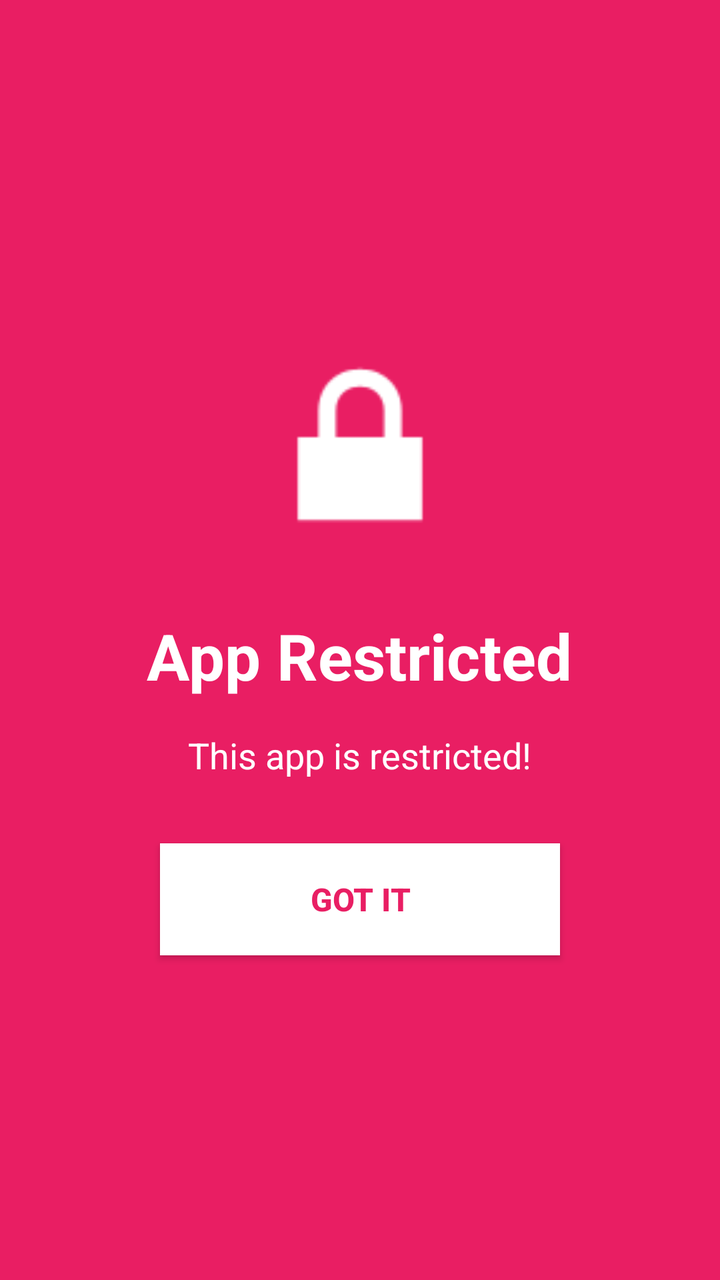
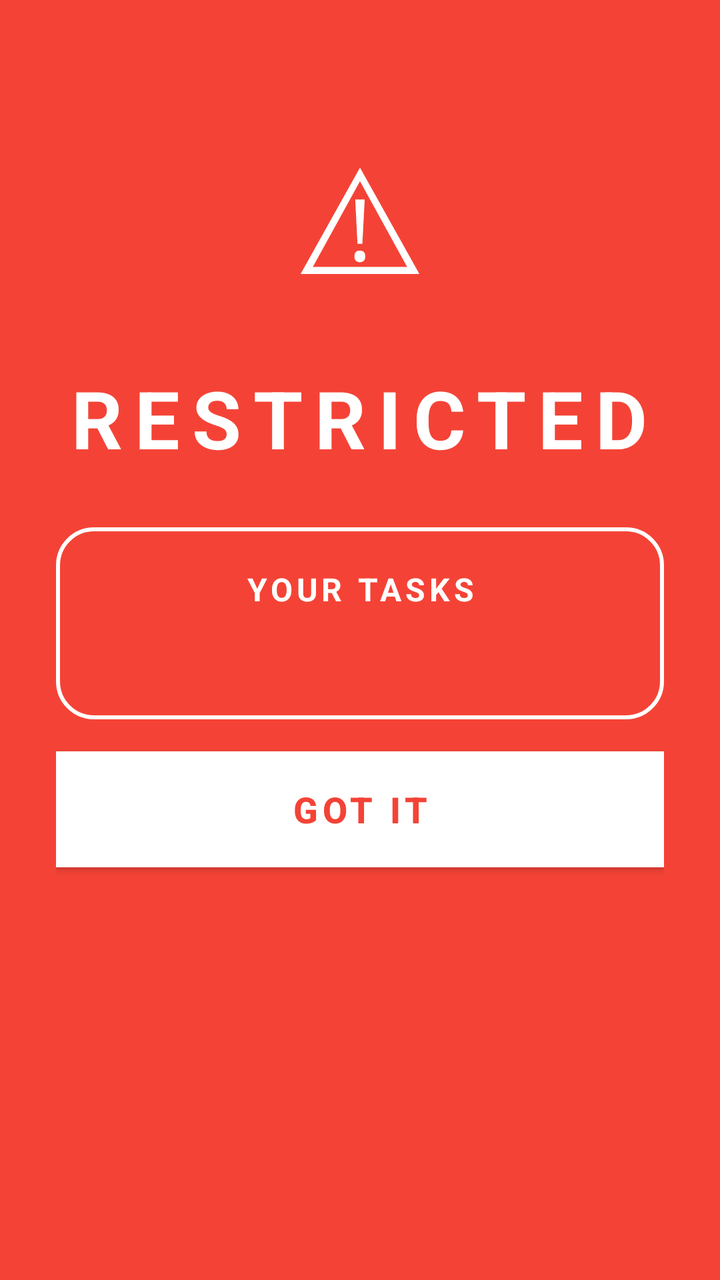

Two renders of the same Android screen: before a commit and after it. Below are the layout's source before the change and the commit's diff.
<!-- AndroidManifest.xml: fallback theme Theme.MaterialComponents.DayNight.NoActionBar -->
<!-- res/layout/app_overlay_layout.xml -->
<?xml version="1.0" encoding="utf-8"?>
<FrameLayout xmlns:android="http://schemas.android.com/apk/res/android"
    android:layout_width="match_parent"
    android:layout_height="match_parent"
    android:background="#E91E63"
    android:clickable="true"
    android:focusable="true">

    
    <LinearLayout
        android:layout_width="match_parent"
        android:layout_height="match_parent"
        android:orientation="vertical"
        android:gravity="center"
        android:padding="32dp">

        
        <ImageView
            android:id="@+id/lock_icon"
            android:layout_width="120dp"
            android:layout_height="120dp"
            android:layout_marginBottom="24dp"
            android:src="@android:drawable/ic_lock_lock"
            android:tint="#FFFFFF" />

        
        <TextView
            android:id="@+id/overlay_title"
            android:layout_width="wrap_content"
            android:layout_height="wrap_content"
            android:layout_marginBottom="16dp"
            android:text="App Restricted"
            android:textColor="#FFFFFF"
            android:textSize="32sp"
            android:textStyle="bold"
            android:gravity="center" />

        
        <TextView
            android:id="@+id/overlay_message"
            android:layout_width="wrap_content"
            android:layout_height="wrap_content"
            android:layout_marginBottom="32dp"
            android:text="This app is restricted!"
            android:textColor="#FFFFFF"
            android:textSize="18sp"
            android:gravity="center"
            android:lineSpacingExtra="4dp" />

        
        <TextView
            android:id="@+id/restriction_message"
            android:layout_width="wrap_content"
            android:layout_height="wrap_content"
            android:layout_marginBottom="24dp"
            android:text="This app is restricted. Ask for access."
            android:textColor="#FFE082"
            android:textSize="16sp"
            android:gravity="center"
            android:visibility="gone"
            android:lineSpacingExtra="2dp" />

        
        <Button
            android:id="@+id/close_button"
            android:layout_width="200dp"
            android:layout_height="56dp"
            android:text="Got it"
            android:textColor="#E91E63"
            android:textSize="16sp"
            android:textStyle="bold"
            android:background="#FFFFFF" />

    </LinearLayout>

</FrameLayout>
<!-- resources referenced by this layout -->
<resources>

</resources>

<!-- the commit's change to res/layout/app_overlay_layout.xml (unified diff, before → after) -->
@@ -1,76 +1,93 @@
 <?xml version="1.0" encoding="utf-8"?>
-<FrameLayout xmlns:android="http://schemas.android.com/apk/res/android"
+<ScrollView xmlns:android="http://schemas.android.com/apk/res/android"
     android:layout_width="match_parent"
     android:layout_height="match_parent"
-    android:background="#E91E63"
-    android:clickable="true"
-    android:focusable="true">
+    android:background="#F44336"
+    android:fillViewport="true">
 
-    
     <LinearLayout
         android:layout_width="match_parent"
-        android:layout_height="match_parent"
+        android:layout_height="wrap_content"
         android:orientation="vertical"
-        android:gravity="center"
-        android:padding="32dp">
+        android:gravity="center_horizontal"
+        android:paddingLeft="28dp"
+        android:paddingRight="28dp"
+        android:paddingTop="60dp"
+        android:paddingBottom="40dp">
 
         
-        <ImageView
-            android:id="@+id/lock_icon"
-            android:layout_width="120dp"
-            android:layout_height="120dp"
+        <TextView
+            android:layout_width="wrap_content"
+            android:layout_height="wrap_content"
             android:layout_marginBottom="24dp"
-            android:src="@android:drawable/ic_lock_lock"
-            android:tint="#FFFFFF" />
+            android:text="⚠"
+            android:textColor="#FFFFFF"
+            android:textSize="72sp"
+            android:gravity="center" />
 
         
         <TextView
             android:id="@+id/overlay_title"
             android:layout_width="wrap_content"
             android:layout_height="wrap_content"
-            android:layout_marginBottom="16dp"
-            android:text="App Restricted"
+            android:layout_marginBottom="28dp"
+            android:text="RESTRICTED"
             android:textColor="#FFFFFF"
-            android:textSize="32sp"
+            android:textSize="40sp"
             android:textStyle="bold"
+            android:letterSpacing="0.15"
             android:gravity="center" />
 
         
-        <TextView
-            android:id="@+id/overlay_message"
-            android:layout_width="wrap_content"
+        <LinearLayout
+            android:id="@+id/tasks_box"
+            android:layout_width="match_parent"
             android:layout_height="wrap_content"
-            android:layout_marginBottom="32dp"
-            android:text="This app is restricted!"
-            android:textColor="#FFFFFF"
-            android:textSize="18sp"
-            android:gravity="center"
-            android:lineSpacingExtra="4dp" />
+            android:orientation="vertical"
+            android:gravity="center_horizontal"
+            android:padding="20dp"
+            android:layout_marginBottom="16dp"
+            android:background="@drawable/white_border_box">
 
-        
-        <TextView
-            android:id="@+id/restriction_message"
-            android:layout_width="wrap_content"
-            android:layout_height="wrap_content"
-            android:layout_marginBottom="24dp"
-            android:text="This app is restricted. Ask for access."
-            android:textColor="#FFE082"
-            android:textSize="16sp"
-            android:gravity="center"
-            android:visibility="gone"
-            android:lineSpacingExtra="2dp" />
+            
+            <TextView
+                android:id="@+id/overlay_message"
+                android:layout_width="wrap_content"
+                android:layout_height="wrap_content"
+                android:layout_marginBottom="14dp"
+                android:text="YOUR TASKS"
+                android:textColor="#FFFFFF"
+                android:textSize="16sp"
+                android:textStyle="bold"
+                android:letterSpacing="0.12"
+                android:gravity="center" />
+
+            
+            <TextView
+                android:id="@+id/restriction_message"
+                android:layout_width="wrap_content"
+                android:layout_height="wrap_content"
+                android:text=""
+                android:textColor="#FFFFFF"
+                android:textSize="15sp"
+                android:gravity="center"
+                android:lineSpacingExtra="6dp"
+                android:visibility="visible" />
+
+        </LinearLayout>
 
         
         <Button
             android:id="@+id/close_button"
-            android:layout_width="200dp"
-            android:layout_height="56dp"
-            android:text="Got it"
-            android:textColor="#E91E63"
-            android:textSize="16sp"
+            android:layout_width="match_parent"
+            android:layout_height="58dp"
+            android:text="GOT IT"
+            android:textColor="#F44336"
+            android:textSize="18sp"
             android:textStyle="bold"
+            android:letterSpacing="0.12"
             android:background="#FFFFFF" />
 
     </LinearLayout>
 
-</FrameLayout>
+</ScrollView>
<!-- resource entries referenced after the edit -->
@@ -1,5 +1,14 @@
 <!-- resources referenced by this layout -->
 <resources>
-
+  <!-- drawable white_border_box (drawable) -->
+  <?xml version="1.0" encoding="utf-8"?>
+  <shape xmlns:android="http://schemas.android.com/apk/res/android"
+      android:shape="rectangle">
+      <solid android:color="@android:color/transparent" />
+      <stroke
+          android:width="2dp"
+          android:color="#FFFFFF" />
+      <corners android:radius="18dp" />
+  </shape>
 </resources>
 
